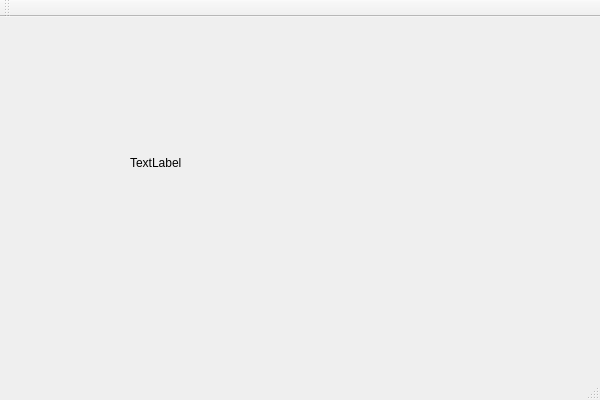
First picture: the form in Image_processing/Image_crop.ui, repository SundalandBR/ImageProcessing, before the edit.
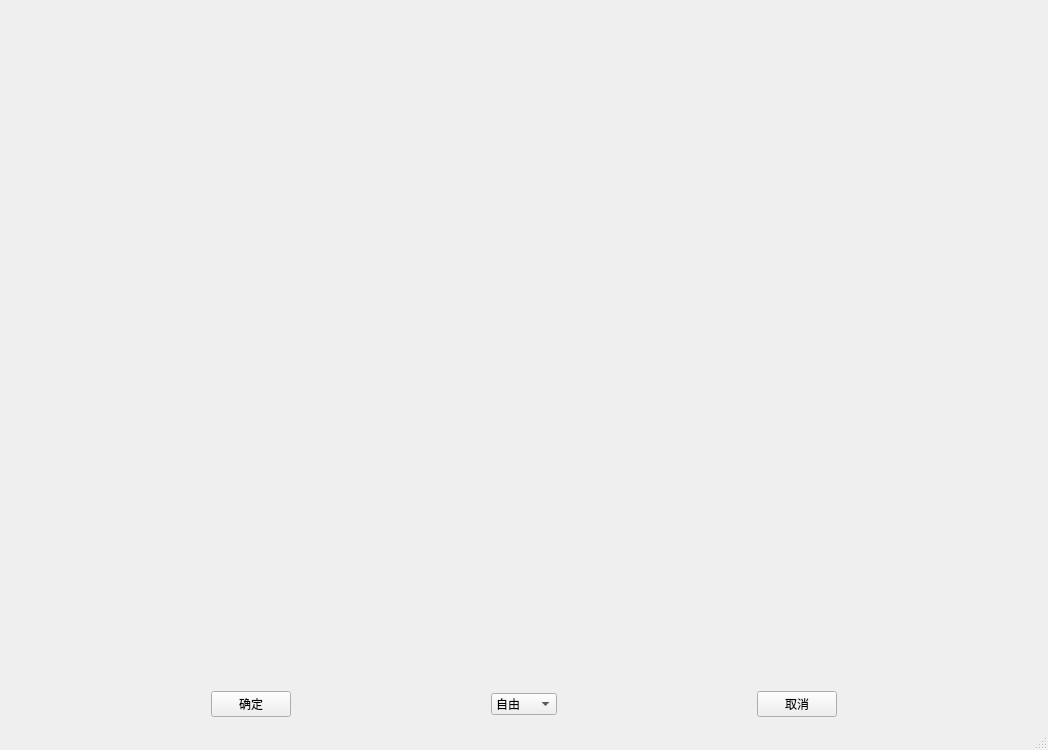
Second picture: the form after the edit.

The edit to the form file:
```diff
--- a/Image_processing/Image_crop.ui
+++ b/Image_processing/Image_crop.ui
@@ -6,45 +6,107 @@
    <rect>
     <x>0</x>
     <y>0</y>
-    <width>600</width>
-    <height>400</height>
+    <width>1031</width>
+    <height>750</height>
    </rect>
   </property>
   <property name="windowTitle">
    <string>Image_crop</string>
   </property>
   <widget class="QWidget" name="centralWidget">
-   <widget class="QLabel" name="crop_label">
-    <property name="geometry">
-     <rect>
-      <x>130</x>
-      <y>50</y>
-      <width>281</width>
-      <height>191</height>
-     </rect>
-    </property>
-    <property name="text">
-     <string>TextLabel</string>
-    </property>
-   </widget>
-  </widget>
-  <widget class="QMenuBar" name="menuBar">
-   <property name="geometry">
-    <rect>
-     <x>0</x>
-     <y>0</y>
-     <width>600</width>
-     <height>22</height>
-    </rect>
-   </property>
-  </widget>
-  <widget class="QToolBar" name="mainToolBar">
-   <attribute name="toolBarArea">
-    <enum>TopToolBarArea</enum>
-   </attribute>
-   <attribute name="toolBarBreak">
-    <bool>false</bool>
-   </attribute>
+   <layout class="QVBoxLayout" name="verticalLayout_2" stretch="9,1">
+    <item alignment="Qt::AlignHCenter|Qt::AlignVCenter">
+     <widget class="QLabel" name="crop_label">
+      <property name="maximumSize">
+       <size>
+        <width>1007</width>
+        <height>666</height>
+       </size>
+      </property>
+      <property name="styleSheet">
+       <string notr="true"/>
+      </property>
+      <property name="text">
+       <string/>
+      </property>
+     </widget>
+    </item>
+    <item>
+     <layout class="QVBoxLayout" name="verticalLayout" stretch="0">
+      <item>
+       <layout class="QHBoxLayout" name="horizontalLayout">
+        <property name="spacing">
+         <number>200</number>
+        </property>
+        <property name="leftMargin">
+         <number>200</number>
+        </property>
+        <property name="rightMargin">
+         <number>200</number>
+        </property>
+        <item>
+         <widget class="QPushButton" name="enter_button">
+          <property name="text">
+           <string>确定</string>
+          </property>
+         </widget>
+        </item>
+        <item>
+         <widget class="QComboBox" name="crop_combobox">
+          <item>
+           <property name="text">
+            <string>自由</string>
+           </property>
+          </item>
+          <item>
+           <property name="text">
+            <string>原比例</string>
+           </property>
+          </item>
+          <item>
+           <property name="text">
+            <string>2:3</string>
+           </property>
+          </item>
+          <item>
+           <property name="text">
+            <string>3:2</string>
+           </property>
+          </item>
+          <item>
+           <property name="text">
+            <string>3:4</string>
+           </property>
+          </item>
+          <item>
+           <property name="text">
+            <string>4:3</string>
+           </property>
+          </item>
+          <item>
+           <property name="text">
+            <string>9:16</string>
+           </property>
+          </item>
+          <item>
+           <property name="text">
+            <string>16:9</string>
+           </property>
+          </item>
+         </widget>
+        </item>
+        <item>
+         <widget class="QPushButton" name="exit_button">
+          <property name="text">
+           <string>取消</string>
+          </property>
+         </widget>
+        </item>
+       </layout>
+      </item>
+     </layout>
+    </item>
+   </layout>
   </widget>
   <widget class="QStatusBar" name="statusBar"/>
  </widget>
```
